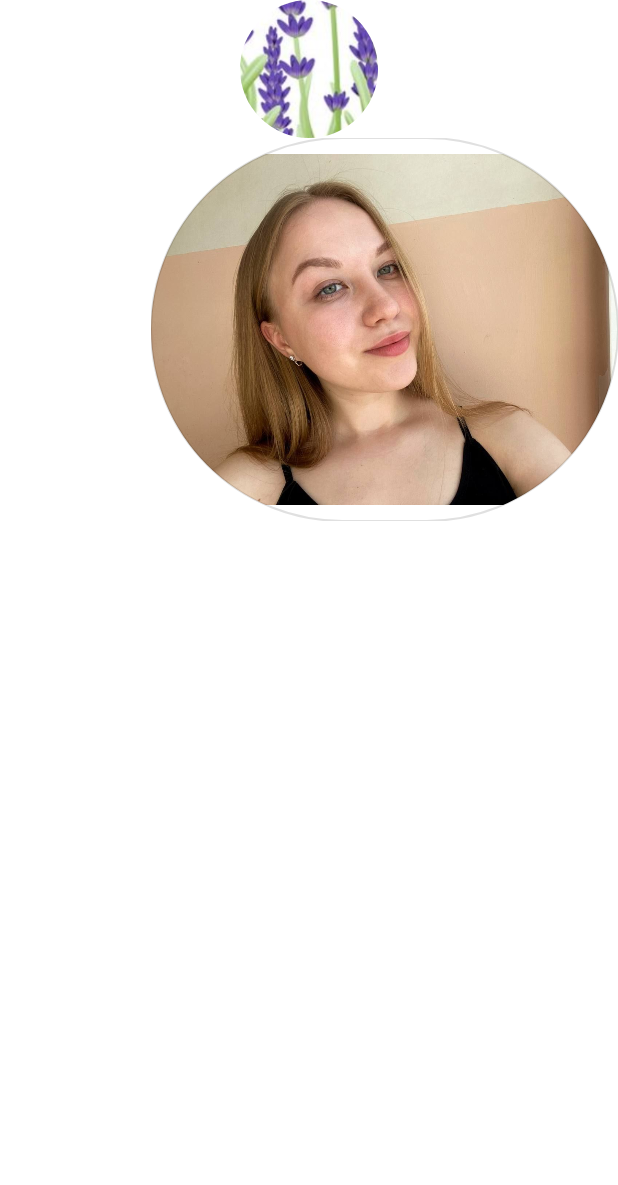
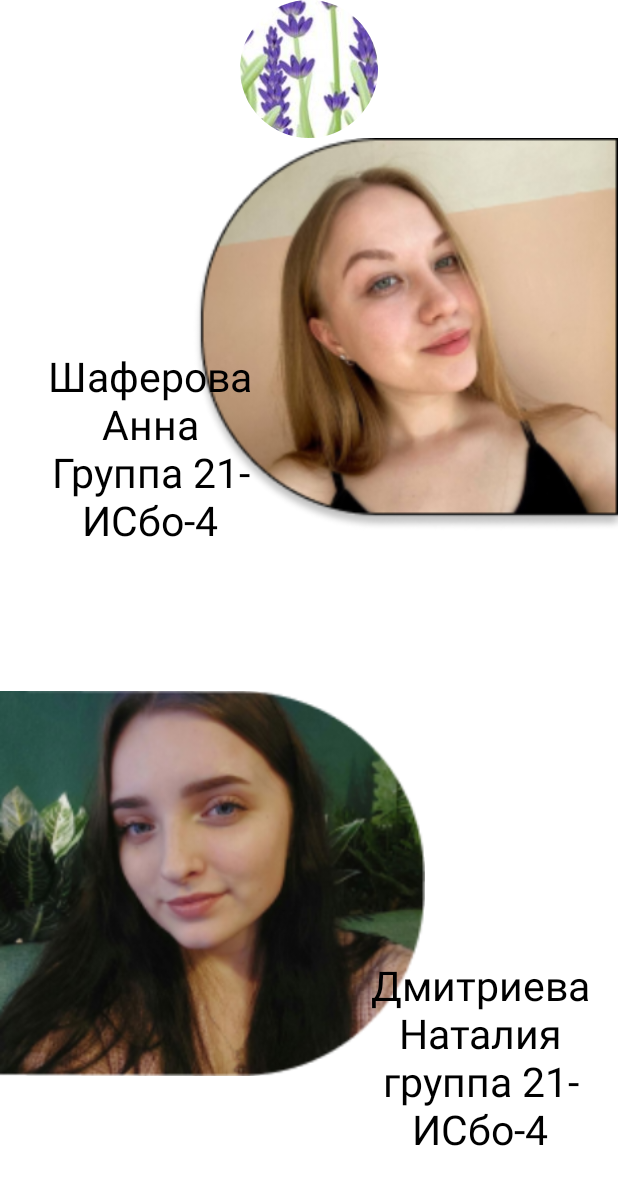
Before and after one commit to SokSashaa/GamesShop, an Android app: the about_us screen opened directly, with no data from a screen before it, on a phone screen of 412 x 824 dp. Shown: the top 1185 px of the screen. Run offline under Robolectric (Android 15) with nearby library versions, the phone set to English and light mode, and no system bars; plain views replace CircularImageView.

Commit message:
about_usSecDis

```diff
--- a/app/build.gradle
+++ b/app/build.gradle
@@ -37,6 +37,5 @@ dependencies {
     androidTestImplementation 'androidx.test.ext:junit:1.1.5'
     androidTestImplementation 'androidx.test.espresso:espresso-core:3.5.1'
     implementation 'com.mikhaellopez:circularimageview:4.3.1'
-
-
+    implementation 'androidx.cardview:cardview:1.0.0'
 }
--- a/app/src/main/res/drawable/krug.xml
+++ b/app/src/main/res/drawable/krug.xml
@@ -1,5 +1,7 @@
 <?xml version="1.0" encoding="utf-8"?>
 <shape xmlns:android="http://schemas.android.com/apk/res/android"
-    android:shape="ring">
-<corners android:radius="360dp"/>
+    android:shape="rectangle">
+    <corners android:bottomLeftRadius="330dp"
+          android:topLeftRadius="330dp"/>
+    <solid android:color="@color/black"/>
 </shape>
--- a/app/src/main/res/layout/about_us.xml
+++ b/app/src/main/res/layout/about_us.xml
@@ -8,6 +8,7 @@
         android:layout_width="match_parent"
         android:layout_height="match_parent"
         android:orientation="vertical"
+        app:layout_constraintEnd_toEndOf="parent"
         app:layout_constraintStart_toStartOf="parent">
 
         <LinearLayout
@@ -22,33 +23,55 @@
                 android:src="@drawable/lavanda" />
         </LinearLayout>
 
-        <LinearLayout
+        <FrameLayout
             android:layout_width="match_parent"
             android:layout_height="match_parent"
             android:layout_weight="1"
             android:orientation="vertical">
 
-            <LinearLayout
-                android:layout_width="match_parent"
-                android:layout_height="match_parent"
-                android:gravity="end"
-                android:orientation="vertical">
+            <ImageView
+                android:id="@+id/imageView"
+                android:layout_width="283dp"
+                android:layout_height="262dp"
+                android:layout_gravity="right"
+                app:srcCompat="@drawable/bebebeshka" />
 
-                <com.google.android.material.imageview.ShapeableImageView
-                    android:layout_width="311dp"
-                    android:layout_height="255dp"
-                    app:shapeAppearanceOverlay="@style/roundedImageViewRounded"
-                    app:srcCompat="@drawable/bebebeshka"
-                    app:strokeWidth="1dp"
-                    />
-            </LinearLayout>
+            <TextView
+                android:id="@+id/textView17"
+                android:layout_width="280dp"
+                android:layout_height="wrap_content"
+                android:gravity="center_horizontal"
+                android:paddingTop="140dp"
+                android:paddingRight="80dp"
+                android:text="Шаферова\nАнна\nГруппа 21-\nИСбо-4"
+                android:textColor="#000000"
+                android:textSize="27sp" />
 
-        </LinearLayout>
+        </FrameLayout>
 
-        <LinearLayout
+        <FrameLayout
             android:layout_width="match_parent"
             android:layout_height="match_parent"
             android:layout_weight="1"
-            android:orientation="vertical"></LinearLayout>
+            android:orientation="vertical">
+
+
+            <ImageView
+                android:id="@+id/imageView2"
+                android:layout_width="283dp"
+                android:layout_height="262dp"
+                app:srcCompat="@drawable/natasa" />
+
+            <TextView
+                android:id="@+id/textView22"
+                android:layout_width="wrap_content"
+                android:layout_height="wrap_content"
+                android:gravity="center"
+                android:paddingLeft="247dp"
+                android:paddingTop="180dp"
+                android:text="Дмитриева\nНаталия\nгруппа 21-\nИСбо-4"
+                android:textColor="#000000"
+                android:textSize="27sp" />
+        </FrameLayout>
     </LinearLayout>
 </androidx.constraintlayout.widget.ConstraintLayout>
--- a/app/src/main/res/layout/test.xml
+++ /dev/null
@@ -1,6 +0,0 @@
-<?xml version="1.0" encoding="utf-8"?>
-<androidx.constraintlayout.widget.ConstraintLayout xmlns:android="http://schemas.android.com/apk/res/android"
-    android:layout_width="match_parent"
-    android:layout_height="match_parent">
-
-</androidx.constraintlayout.widget.ConstraintLayout>
```
Also changed, not shown: app/src/main/java/com/example/lavanda/custom.java (deleted, +0 -26 lines), app/src/main/res/values/style1.xml (added, +10 -0 lines), app/src/main/res/drawable/bebebeshka.jpg (deleted), app/src/main/res/drawable/bebebeshka.png (added), app/src/main/res/drawable/natasa.jpg (deleted), app/src/main/res/drawable/natasa.png (added).
